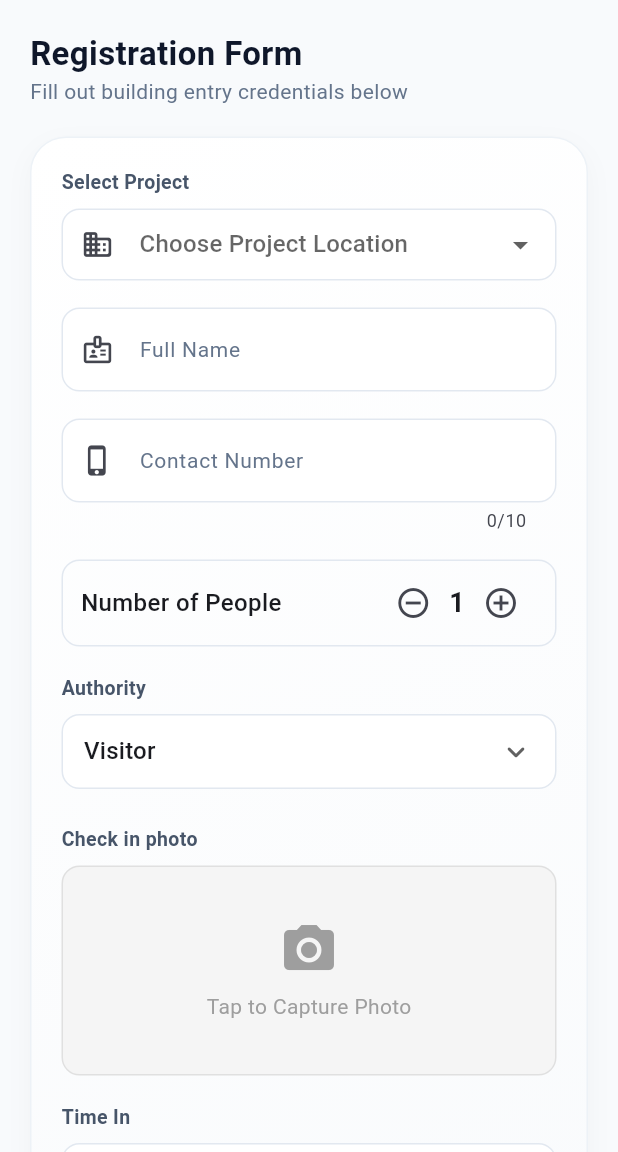
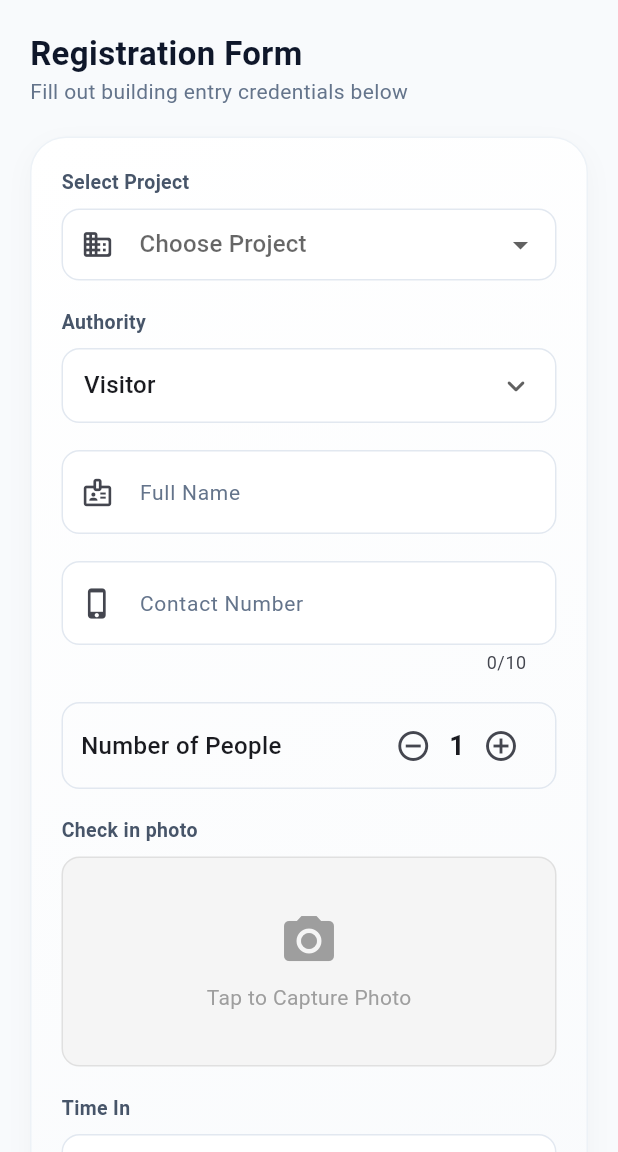
Before and after one commit to salunkhe04/ev-marina-bay-visitor, a Flutter app: the VisitorFormScreen screen opened directly, on a phone screen of 412 x 824 dp, the part 84-1236 px from its top. Run offline on Flutter 3.47's test engine with Material 3 defaults, Android fonts, the light colour scheme and no system bars; our stand-ins replace camera, device_info_plus, dio, image_picker, open_file, package_info_plus and 2 more; missing offline and left inert: simple_month_year_picker; accounts and stored records are empty; network calls fail.

Commit message:
chnages a bit

```diff
--- a/lib/pages/visitors/visitor_form_screen.dart
+++ b/lib/pages/visitors/visitor_form_screen.dart
@@ -45,8 +45,8 @@ class _VisitorFormScreenState extends State<VisitorFormScreen> {
   String? _selectedProject;
   String? _selectedWing;
 
-  final List<String> _projectsList = ['Marina Bay', 'Shraddha',];
-  final List<String> _shraddhaWingsList = ['Wing A1', 'Wing A2',];
+  final List<String> _projectsList = ['Marina Bay', 'Shraddha'];
+  final List<String> _shraddhaWingsList = ['Wing A1', 'Wing A2'];
 
   Future<void> _selectTime(BuildContext context, bool isTimeIn) async {
     final TimeOfDay? picked = await showTimePicker(
@@ -242,8 +242,9 @@ class _VisitorFormScreenState extends State<VisitorFormScreen> {
         type: _selectedType,
         purpose: Helper.getTextOrNull(_commentController),
         peopleCount: _numberOfPeople,
-        // Fallback to textfield entry if not project "Shraddha"
-        wing: _selectedProject == 'Shraddha' ? _selectedWing : _wingController.text,
+        wing: _selectedProject == 'Shraddha'
+            ? _selectedWing
+            : Helper.getTextOrNull(_wingController),
         project: _selectedProject,
       );
 
@@ -351,17 +352,27 @@ class _VisitorFormScreenState extends State<VisitorFormScreen> {
                     const SizedBox(height: 8),
                     DropdownButtonFormField<String>(
                       value: _selectedProject,
-                      hint: const Text('Choose Project Location'),
+                      hint: const Text('Choose Project'),
                       decoration: InputDecoration(
-                        prefixIcon: const Icon(Icons.business_rounded, size: 22),
-                        contentPadding: const EdgeInsets.symmetric(horizontal: 14, vertical: 12),
+                        prefixIcon: const Icon(
+                          Icons.business_rounded,
+                          size: 22,
+                        ),
+                        contentPadding: const EdgeInsets.symmetric(
+                          horizontal: 14,
+                          vertical: 12,
+                        ),
                         border: OutlineInputBorder(
                           borderRadius: BorderRadius.circular(12),
-                          borderSide: const BorderSide(color: Color(0xFFE2E8F0)),
+                          borderSide: const BorderSide(
+                            color: Color(0xFFE2E8F0),
+                          ),
                         ),
                         enabledBorder: OutlineInputBorder(
                           borderRadius: BorderRadius.circular(12),
-                          borderSide: const BorderSide(color: Color(0xFFE2E8F0)),
+                          borderSide: const BorderSide(
+                            color: Color(0xFFE2E8F0),
+                          ),
                         ),
                       ),
                       items: _projectsList.map((String project) {
@@ -373,10 +384,13 @@ class _VisitorFormScreenState extends State<VisitorFormScreen> {
                       onChanged: (value) {
                         setState(() {
                           _selectedProject = value;
-                          _selectedWing = null; // Clear wing selection when project changes
+                          _selectedWing =
+                              null; // Clear wing selection when project changes
                         });
                       },
-                      validator: (value) => value == null ? 'Project selection is required' : null,
+                      validator: (value) => value == null
+                          ? 'Project selection is required'
+                          : null,
                     ),
 
                     // NEW: Conditional Wing Dropdown if Project is 'Shraddha'
@@ -395,15 +409,25 @@ class _VisitorFormScreenState extends State<VisitorFormScreen> {
                         value: _selectedWing,
                         hint: const Text('Choose Wing'),
                         decoration: InputDecoration(
-                          prefixIcon: const Icon(Icons.holiday_village_outlined, size: 22),
-                          contentPadding: const EdgeInsets.symmetric(horizontal: 14, vertical: 12),
+                          prefixIcon: const Icon(
+                            Icons.holiday_village_outlined,
+                            size: 22,
+                          ),
+                          contentPadding: const EdgeInsets.symmetric(
+                            horizontal: 14,
+                            vertical: 12,
+                          ),
                           border: OutlineInputBorder(
                             borderRadius: BorderRadius.circular(12),
-                            borderSide: const BorderSide(color: Color(0xFFE2E8F0)),
+                            borderSide: const BorderSide(
+                              color: Color(0xFFE2E8F0),
+                            ),
                           ),
                           enabledBorder: OutlineInputBorder(
                             borderRadius: BorderRadius.circular(12),
-                            borderSide: const BorderSide(color: Color(0xFFE2E8F0)),
+                            borderSide: const BorderSide(
+                              color: Color(0xFFE2E8F0),
+                            ),
                           ),
                         ),
                         items: _shraddhaWingsList.map((String wing) {
@@ -418,10 +442,86 @@ class _VisitorFormScreenState extends State<VisitorFormScreen> {
                           });
                         },
                         validator: (value) =>
-                            _selectedProject == 'Shraddha' && value == null ? 'Wing selection is required' : null,
+                            _selectedProject == 'Shraddha' && value == null
+                            ? 'Wing selection is required'
+                            : null,
                       ),
                     ],
 
+                    const SizedBox(height: 18),
+                    // Purpose Dropdown
+                    const Text(
+                      'Authority',
+                      style: TextStyle(
+                        fontSize: 13,
+                        fontWeight: FontWeight.w600,
+                        color: Color(0xFF475569),
+                      ),
+                    ),
+                    const SizedBox(height: 8),
+                    Container(
+                      padding: const EdgeInsets.symmetric(horizontal: 14),
+                      decoration: BoxDecoration(
+                        color: Colors.white,
+                        borderRadius: BorderRadius.circular(12),
+                        border: Border.all(color: const Color(0xFFE2E8F0)),
+                      ),
+                      child: DropdownButtonHideUnderline(
+                        child: DropdownButton<String>(
+                          value: _selectedType,
+                          isExpanded: true,
+                          icon: const Icon(Icons.keyboard_arrow_down_rounded),
+                          items: const [
+                            DropdownMenuItem(
+                              value: 'Visitor',
+                              child: Text('Visitor'),
+                            ),
+                            DropdownMenuItem(
+                              value: 'Owner',
+                              child: Text('Owner'),
+                            ),
+                          ],
+                          onChanged: (value) {
+                            setState(() {
+                              _selectedType = value!;
+                            });
+                          },
+                        ),
+                      ),
+                    ),
+
+                    // Flat No field only for Owner
+                    if (_selectedType == 'Owner') ...[
+                      const SizedBox(height: 18),
+                      TextFormField(
+                        controller: _flatNoController,
+                        keyboardType: TextInputType.number,
+                        maxLength: 6,
+                        decoration: const InputDecoration(
+                          labelText: 'Flat No.',
+                          prefixIcon: Icon(Icons.apartment_rounded, size: 22),
+                        ),
+                        validator: (value) {
+                          if (_selectedType == 'Owner' &&
+                              (value == null || value.isEmpty)) {
+                            return 'Flat number required';
+                          }
+                          return null;
+                        },
+                      ),
+
+                      // Show standard Wing textfield ONLY if the project isn't 'Shraddha'
+                      if (_selectedProject != 'Shraddha') ...[
+                        const SizedBox(height: 18),
+                        TextFormField(
+                          controller: _wingController,
+                          decoration: const InputDecoration(
+                            labelText: 'Wing.',
+                            prefixIcon: Icon(Icons.apartment_rounded, size: 22),
+                          ),
+                        ),
+                      ],
+                    ],
                     const SizedBox(height: 18),
 
                     // Full Name
@@ -508,82 +608,6 @@ class _VisitorFormScreenState extends State<VisitorFormScreen> {
                       ),
                     ),
                     const SizedBox(height: 18),
-
-                    // Purpose Dropdown
-                    const Text(
-                      'Authority',
-                      style: TextStyle(
-                        fontSize: 13,
-                        fontWeight: FontWeight.w600,
-                        color: Color(0xFF475569),
-                      ),
-                    ),
-                    const SizedBox(height: 8),
-                    Container(
-                      padding: const EdgeInsets.symmetric(horizontal: 14),
-                      decoration: BoxDecoration(
-                        color: Colors.white,
-                        borderRadius: BorderRadius.circular(12),
-                        border: Border.all(color: const Color(0xFFE2E8F0)),
-                      ),
-                      child: DropdownButtonHideUnderline(
-                        child: DropdownButton<String>(
-                          value: _selectedType,
-                          isExpanded: true,
-                          icon: const Icon(Icons.keyboard_arrow_down_rounded),
-                          items: const [
-                            DropdownMenuItem(
-                              value: 'Visitor',
-                              child: Text('Visitor'),
-                            ),
-                            DropdownMenuItem(
-                              value: 'Owner',
-                              child: Text('Owner'),
-                            ),
-                          ],
-                          onChanged: (value) {
-                            setState(() {
-                              _selectedType = value!;
-                            });
-                          },
-                        ),
-                      ),
-                    ),
-
-                    // Flat No field only for Owner
-                    if (_selectedType == 'Owner') ...[
-                      const SizedBox(height: 18),
-                      TextFormField(
-                        controller: _flatNoController,
-                        keyboardType: TextInputType.number,
-                        maxLength: 6,
-                        decoration: const InputDecoration(
-                          labelText: 'Flat No.',
-                          prefixIcon: Icon(Icons.apartment_rounded, size: 22),
-                        ),
-                        validator: (value) {
-                          if (_selectedType == 'Owner' &&
-                              (value == null || value.isEmpty)) {
-                            return 'Flat number required';
-                          }
-                          return null;
-                        },
-                      ),
-
-                      // Show standard Wing textfield ONLY if the project isn't 'Shraddha'
-                      if (_selectedProject != 'Shraddha') ...[
-                        const SizedBox(height: 18),
-                        TextFormField(
-                          controller: _wingController,
-                          decoration: const InputDecoration(
-                            labelText: 'Wing.',
-                            prefixIcon: Icon(Icons.apartment_rounded, size: 22),
-                          ),
-                        ),
-                      ],
-                    ],
-
-                    const SizedBox(height: 24),
 
                     // Check-in Photo Layout
                     const Text(
--- a/lib/services/api_service.dart
+++ b/lib/services/api_service.dart
@@ -12,7 +12,7 @@ import 'package:package_info_plus/package_info_plus.dart';
 
 const baseUrl = "https://api.evhomes.tech";
 
-// const baseUrl = "http://192.168.1.14:8082";
+// const baseUrl = "http://192.168.1.49:8082";
 
 const storageUrl = "https://api2.evhomes.tech";
 
```
Also changed, not shown: lib/pages/visitors/visitor_form_edit_screen.dart (+6 -2 lines).
